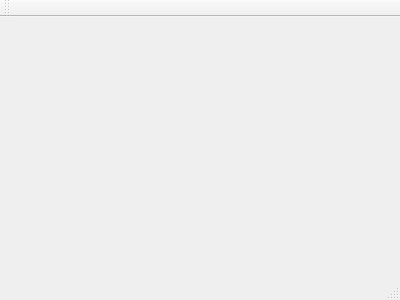
Qt form testLab1/mainwindow.ui (VADKru/Testing) before a commit.
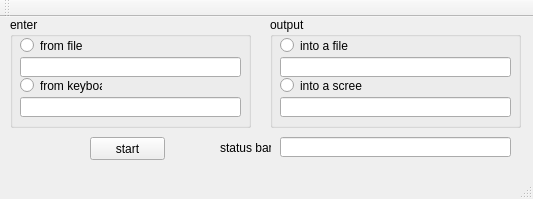
The same form after that commit.

The edit to the form file:
```diff
--- a/testLab1/mainwindow.ui
+++ b/testLab1/mainwindow.ui
@@ -1,24 +1,200 @@
 <ui version="4.0">
  <class>MainWindow</class>
- <widget class="QMainWindow" name="MainWindow" >
-  <property name="geometry" >
+ <widget class="QMainWindow" name="MainWindow">
+  <property name="geometry">
    <rect>
     <x>0</x>
     <y>0</y>
-    <width>400</width>
-    <height>300</height>
+    <width>533</width>
+    <height>199</height>
    </rect>
   </property>
   <property name="windowTitle" >
    <string>MainWindow</string>
   </property>
-  <widget class="QMenuBar" name="menuBar" />
-  <widget class="QToolBar" name="mainToolBar" />
-  <widget class="QWidget" name="centralWidget" />
-  <widget class="QStatusBar" name="statusBar" />
+  <widget class="QWidget" name="centralWidget">
+   <widget class="QGroupBox" name="output">
+    <property name="geometry">
+     <rect>
+      <x>270</x>
+      <y>0</y>
+      <width>251</width>
+      <height>111</height>
+     </rect>
+    </property>
+    <property name="title">
+     <string>output</string>
+    </property>
+    <widget class="QRadioButton" name="intoAFile">
+     <property name="geometry">
+      <rect>
+       <x>10</x>
+       <y>20</y>
+       <width>82</width>
+       <height>17</height>
+      </rect>
+     </property>
+     <property name="text">
+      <string>into a file</string>
+     </property>
+    </widget>
+    <widget class="QRadioButton" name="intoAScreen">
+     <property name="geometry">
+      <rect>
+       <x>10</x>
+       <y>60</y>
+       <width>82</width>
+       <height>17</height>
+      </rect>
+     </property>
+     <property name="text">
+      <string>into a screen</string>
+     </property>
+    </widget>
+    <widget class="QLineEdit" name="lEIntoAFile">
+     <property name="geometry">
+      <rect>
+       <x>10</x>
+       <y>40</y>
+       <width>231</width>
+       <height>20</height>
+      </rect>
+     </property>
+    </widget>
+    <widget class="QLineEdit" name="lEIntoAScreen">
+     <property name="geometry">
+      <rect>
+       <x>10</x>
+       <y>80</y>
+       <width>231</width>
+       <height>20</height>
+      </rect>
+     </property>
+     <property name="readOnly">
+      <bool>true</bool>
+     </property>
+    </widget>
+   </widget>
+   <widget class="QGroupBox" name="enter">
+    <property name="geometry">
+     <rect>
+      <x>10</x>
+      <y>0</y>
+      <width>241</width>
+      <height>111</height>
+     </rect>
+    </property>
+    <property name="title">
+     <string>enter</string>
+    </property>
+    <widget class="QRadioButton" name="fromFile">
+     <property name="geometry">
+      <rect>
+       <x>10</x>
+       <y>20</y>
+       <width>82</width>
+       <height>17</height>
+      </rect>
+     </property>
+     <property name="text">
+      <string>from file</string>
+     </property>
+    </widget>
+    <widget class="QRadioButton" name="fromKeyBoard">
+     <property name="geometry">
+      <rect>
+       <x>10</x>
+       <y>60</y>
+       <width>82</width>
+       <height>17</height>
+      </rect>
+     </property>
+     <property name="text">
+      <string>from keyboard</string>
+     </property>
+    </widget>
+    <widget class="QLineEdit" name="lEFromFile">
+     <property name="geometry">
+      <rect>
+       <x>10</x>
+       <y>40</y>
+       <width>221</width>
+       <height>20</height>
+      </rect>
+     </property>
+    </widget>
+    <widget class="QLineEdit" name="lEFromKeyboard">
+     <property name="geometry">
+      <rect>
+       <x>10</x>
+       <y>80</y>
+       <width>221</width>
+       <height>20</height>
+      </rect>
+     </property>
+    </widget>
+   </widget>
+   <widget class="QLineEdit" name="lEStatus">
+    <property name="geometry">
+     <rect>
+      <x>280</x>
+      <y>120</y>
+      <width>231</width>
+      <height>20</height>
+     </rect>
+    </property>
+    <property name="readOnly">
+     <bool>true</bool>
+    </property>
+   </widget>
+   <widget class="QPushButton" name="Start">
+    <property name="geometry">
+     <rect>
+      <x>90</x>
+      <y>120</y>
+      <width>75</width>
+      <height>23</height>
+     </rect>
+    </property>
+    <property name="text">
+     <string>start</string>
+    </property>
+   </widget>
+   <widget class="QLabel" name="label_status">
+    <property name="geometry">
+     <rect>
+      <x>220</x>
+      <y>120</y>
+      <width>51</width>
+      <height>21</height>
+     </rect>
+    </property>
+    <property name="text">
+     <string>status bar</string>
+    </property>
+   </widget>
+  </widget>
+  <widget class="QMenuBar" name="menuBar">
+   <property name="geometry">
+    <rect>
+     <x>0</x>
+     <y>0</y>
+     <width>533</width>
+     <height>21</height>
+    </rect>
+   </property>
+  </widget>
+  <widget class="QToolBar" name="mainToolBar">
+   <attribute name="toolBarArea">
+    <enum>TopToolBarArea</enum>
+   </attribute>
+   <attribute name="toolBarBreak">
+    <bool>false</bool>
+   </attribute>
+  </widget>
+  <widget class="QStatusBar" name="statusBar"/>
  </widget>
- <layoutDefault spacing="6" margin="11" />
- <pixmapfunction></pixmapfunction>
+ <layoutdefault spacing="6" margin="11"/>
  <resources/>
  <connections/>
 </ui>
```
Left out of the diff: 3 changed lines with no effect on the pictures.
